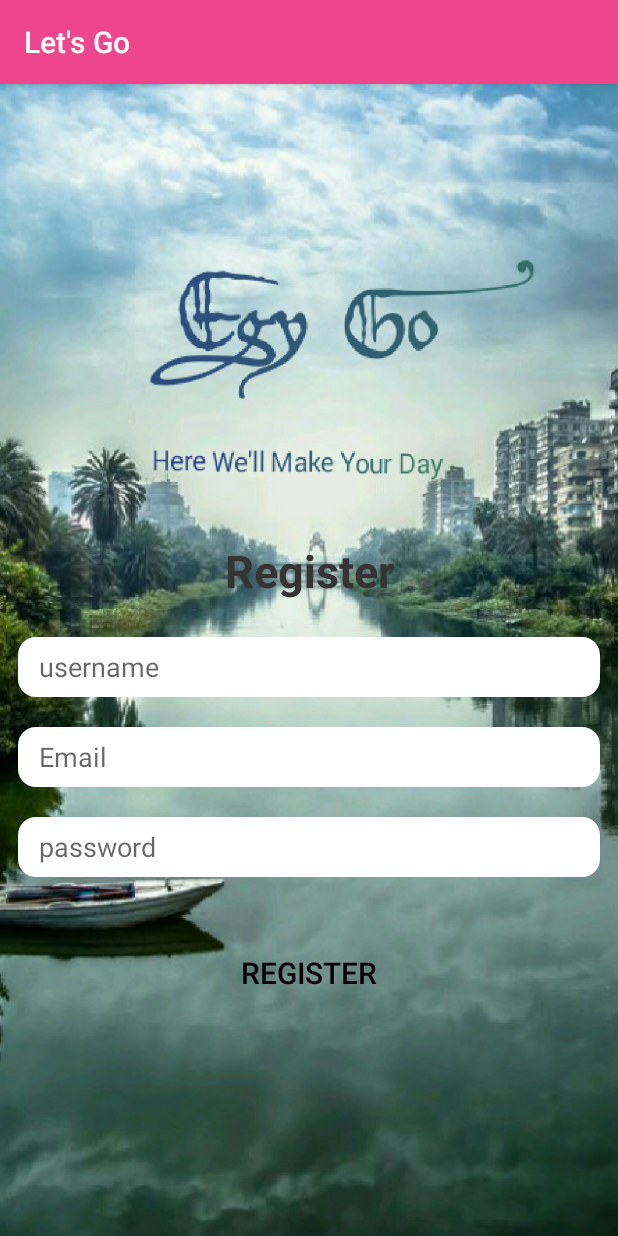
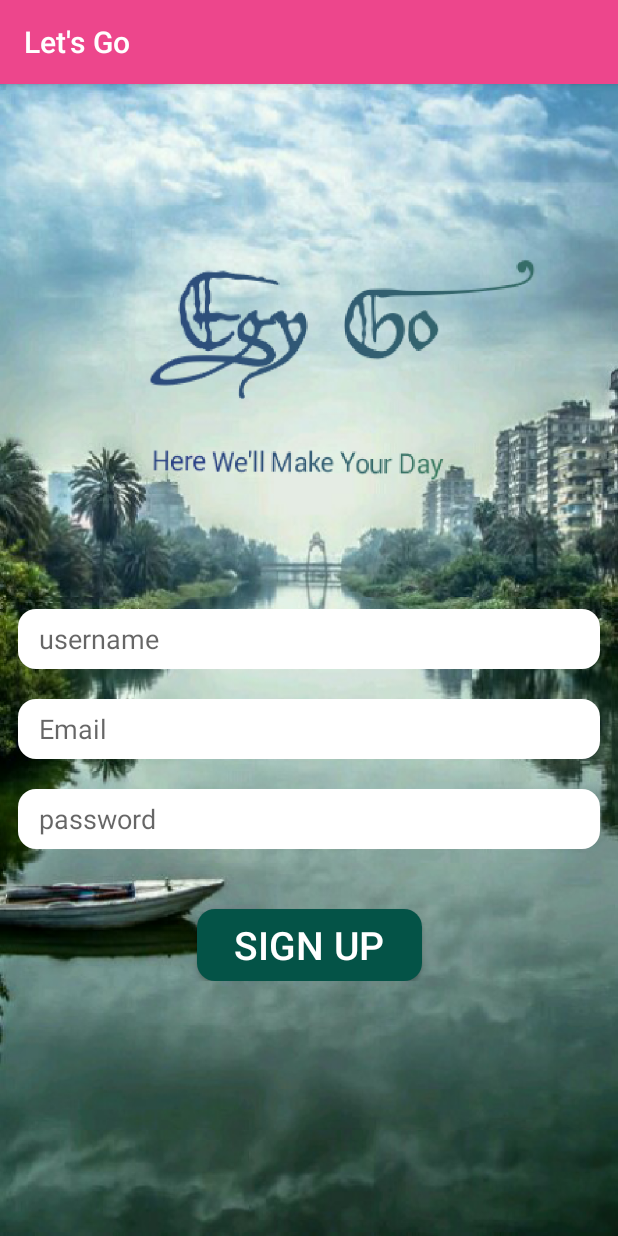
Before and after one commit to MohamedSameeer/LetsGo, an Android app: the RegisterActivity screen opened directly, with no data from a screen before it, on a phone screen of 412 x 824 dp. Run offline under Robolectric (Android 15) with nearby library versions, the phone set to English and light mode, and no system bars; our stand-ins replace Firebase (no records; nobody signed in at launch, a user with empty details on screens opened directly); 1 statement that could not run was skipped.

Commit message:
update xml design for all

```diff
--- a/app/src/main/res/drawable/rounded_button.xml
+++ b/app/src/main/res/drawable/rounded_button.xml
@@ -1,8 +1,10 @@
 <?xml version="1.0" encoding="utf-8"?>
 <shape xmlns:android="http://schemas.android.com/apk/res/android"
     android:shape="rectangle">
+    <solid android:color="#045347"/>
 
     <corners android:bottomRightRadius="12dp"
+
         android:bottomLeftRadius="12dp"
         android:topRightRadius="12dp"
         android:topLeftRadius="12dp"/>
--- a/app/src/main/res/layout/activity_register.xml
+++ b/app/src/main/res/layout/activity_register.xml
@@ -13,30 +13,16 @@
         tools:context=".Registeration.RegisterActivity">
 
 
-        <TextView
-            android:text="Register"
-            android:textStyle="bold"
-            android:textSize="30sp"
-            android:layout_marginTop="300dp"
-            android:textColor="#353333"
-            android:padding="4dp"
-            android:id="@+id/logInText"
-            android:layout_width="wrap_content"
-            android:layout_height="wrap_content"
-            app:layout_constraintTop_toTopOf="parent"
-            app:layout_constraintStart_toStartOf="parent"
-            app:layout_constraintEnd_toEndOf="parent"
-            />
         <EditText
             android:id="@+id/registerUserName"
-            android:layout_marginTop="20dp"
+            android:layout_marginTop="350dp"
             android:layout_marginStart="12dp"
             android:layout_marginEnd="12dp"
             android:layout_width="match_parent"
             android:hint="   username"
             android:background="@drawable/rounded_edittext"
             android:layout_height="40dp"
-            app:layout_constraintTop_toBottomOf="@id/logInText"
+            app:layout_constraintTop_toTopOf="parent"
             app:layout_constraintStart_toStartOf="parent"
             app:layout_constraintEnd_toEndOf="parent"
             />
@@ -70,14 +56,14 @@
 
         <Button
             android:id="@+id/registerBtn"
-            android:textSize="20sp"
-            android:text="register"
-            android:textColor="#000000"
+            android:textSize="26sp"
+            android:text="sign up"
+            android:textColor="#fff"
             android:layout_marginTop="40dp"
             android:layout_marginStart="16dp"
             android:layout_marginEnd="16dp"
             android:background="@drawable/rounded_button"
-            android:layout_width="match_parent"
+            android:layout_width="150dp"
             android:layout_height="wrap_content"
             app:layout_constraintTop_toBottomOf="@id/registerPassword"
             app:layout_constraintStart_toStartOf="parent"
```
Also changed, not shown: app/src/main/res/layout/activity_log_in_.xml (+3 -18 lines).
